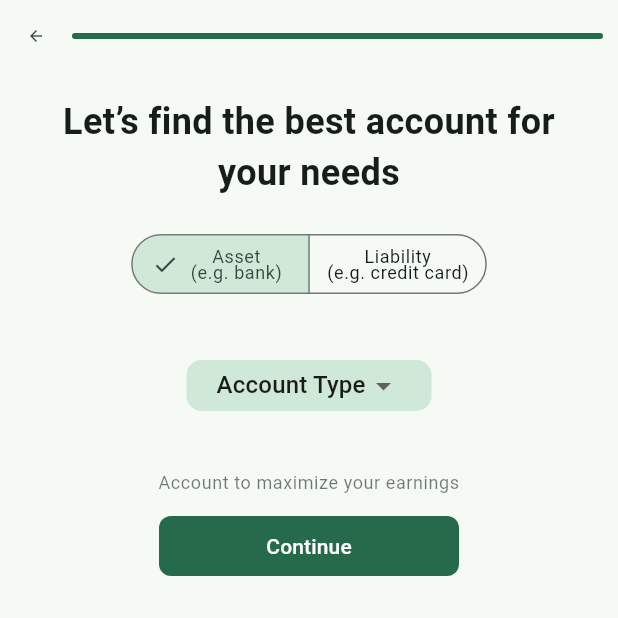
After one commit to luvnft/finsight, a Flutter app: the InfoPage screen opened by its route, swiped to page 4, on a phone screen of 412 x 824 dp, the top half of it. The commit adds this screen. Run offline on Flutter 3.47's test engine with Material 3 defaults, Android fonts, the phone set to English and light mode, and no system bars; our stand-ins replace csv, envied, flutter_hooks, freezed_annotation, gap, go_router and 4 more; generated files the repository leaves out were written again.

Commit message:
feat: add find bank page

```diff
--- /dev/null
+++ b/lib/modules/onboarding/find_banks.dart
@@ -0,0 +1,87 @@
+import 'package:flutter/material.dart';
+import 'package:gap/gap.dart';
+import 'package:hooks_riverpod/hooks_riverpod.dart';
+
+class InfoPageFindBankSection extends HookConsumerWidget {
+  final void Function() onNext;
+  const InfoPageFindBankSection({super.key, required this.onNext});
+
+  @override
+  Widget build(BuildContext context, ref) {
+    final ThemeData(:textTheme, :colorScheme) = Theme.of(context);
+
+    return Column(
+      children: [
+        const Text(
+          "Let’s find the best account for your needs",
+          textAlign: TextAlign.center,
+          style: TextStyle(
+            fontSize: 24,
+            fontWeight: FontWeight.bold,
+          ),
+        ),
+        const Gap(20),
+        SegmentedButton(
+          style: ButtonStyle(
+            textStyle: MaterialStatePropertyAll(
+              textTheme.bodySmall!.copyWith(
+                height: 0.9,
+              ),
+            ),
+          ),
+          selected: const {"asset"},
+          onSelectionChanged: (selection) {},
+          segments: const [
+            ButtonSegment(
+              value: "asset",
+              label: Text(
+                "Asset\n(e.g. bank)",
+                textAlign: TextAlign.center,
+              ),
+            ),
+            ButtonSegment(
+              value: "liability",
+              label: Text(
+                "Liability\n(e.g. credit card)",
+                textAlign: TextAlign.center,
+              ),
+            ),
+          ],
+        ),
+        const Gap(40),
+        Ink(
+          decoration: BoxDecoration(
+            color: colorScheme.secondaryContainer,
+            borderRadius: BorderRadius.circular(10),
+          ),
+          child: DropdownButton(
+            underline: const SizedBox.shrink(),
+            padding: const EdgeInsets.symmetric(horizontal: 20, vertical: 5),
+            isDense: true,
+            borderRadius: BorderRadius.circular(10),
+            items: const [
+              DropdownMenuItem(
+                child: Text("Account Type"),
+              )
+            ],
+            onChanged: (selected) {},
+          ),
+        ),
+        const Gap(40),
+        Text(
+          "Account to maximize your earnings",
+          textAlign: TextAlign.center,
+          style: textTheme.bodySmall,
+        ),
+        const Gap(10),
+        FilledButton(
+          onPressed: () {},
+          style: FilledButton.styleFrom(
+            minimumSize: const Size(200, 40),
+          ),
+          child: const Text("Continue"),
+        ),
+      ],
+    );
+  }
+}
--- a/lib/pages/onboarding/info/info.dart
+++ b/lib/pages/onboarding/info/info.dart
@@ -1,6 +1,8 @@
 import 'package:finsight/modules/onboarding/account_type.dart';
 import 'package:finsight/modules/onboarding/bank_account.dart';
+import 'package:finsight/modules/onboarding/find_banks.dart';
 import 'package:finsight/modules/onboarding/name.dart';
+import 'package:finsight/providers/info/info.dart';
 import 'package:flutter/material.dart';
 import 'package:flutter_hooks/flutter_hooks.dart';
 import 'package:gap/gap.dart';
@@ -13,6 +15,8 @@ class InfoPage extends HookConsumerWidget {
   @override
   Widget build(BuildContext context, ref) {
     final controller = usePageController();
+    final hasBankAccount = ref
+        .watch(infoProvider.select((value) => value.hasBankAccount ?? false));
 
     void onNextPage() {
       controller.nextPage(
@@ -21,6 +25,12 @@ class InfoPage extends HookConsumerWidget {
       );
     }
 
+    final pages = [
+      InfoPageNameSection(onNext: onNextPage),
+      InfoPageAccountTypeSection(onNext: onNextPage),
+      InfoPageBankAccountSection(onNext: onNextPage),
+      if (!hasBankAccount) InfoPageFindBankSection(onNext: onNextPage),
+    ];
     return Scaffold(
       appBar: AppBar(
         automaticallyImplyLeading: false,
@@ -42,7 +52,7 @@ class InfoPage extends HookConsumerWidget {
                 builder: (context, _) {
                   return LinearProgressIndicator(
                     value: ((controller.page ?? 0) + 1) /
-                        3, // page index / length of pages
+                        pages.length, // page index / length of pages
                     backgroundColor: Colors.grey[300],
                     borderRadius: BorderRadius.circular(20),
                   );
@@ -57,11 +67,7 @@ class InfoPage extends HookConsumerWidget {
         padding: const EdgeInsets.symmetric(vertical: 8.0, horizontal: 16),
         child: PageView(
           controller: controller,
-          children: [
-            InfoPageNameSection(onNext: onNextPage),
-            InfoPageAccountTypeSection(onNext: onNextPage),
-            InfoPageBankAccountSection(onNext: onNextPage),
-          ],
+          children: pages,
         ),
       ),
     );
```
